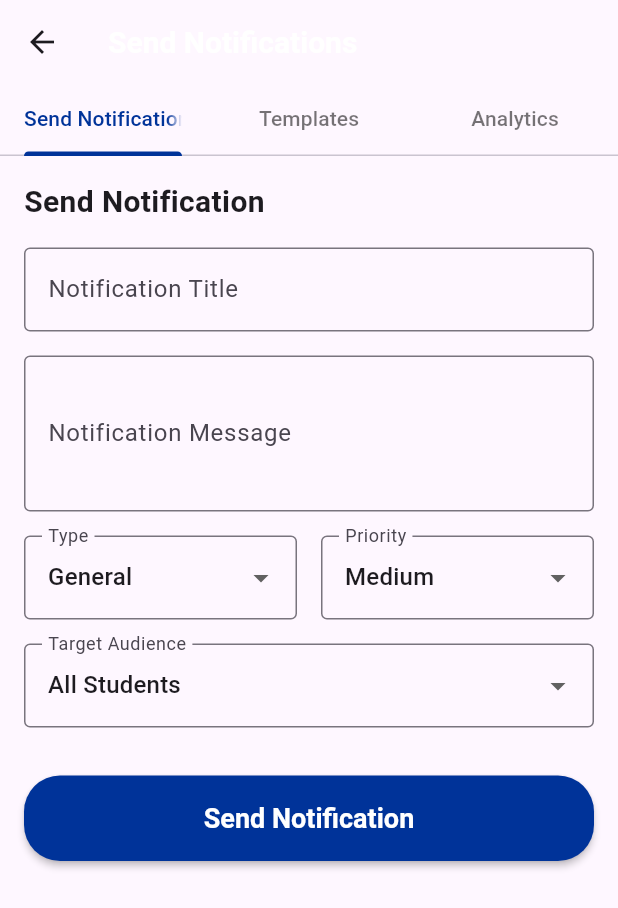
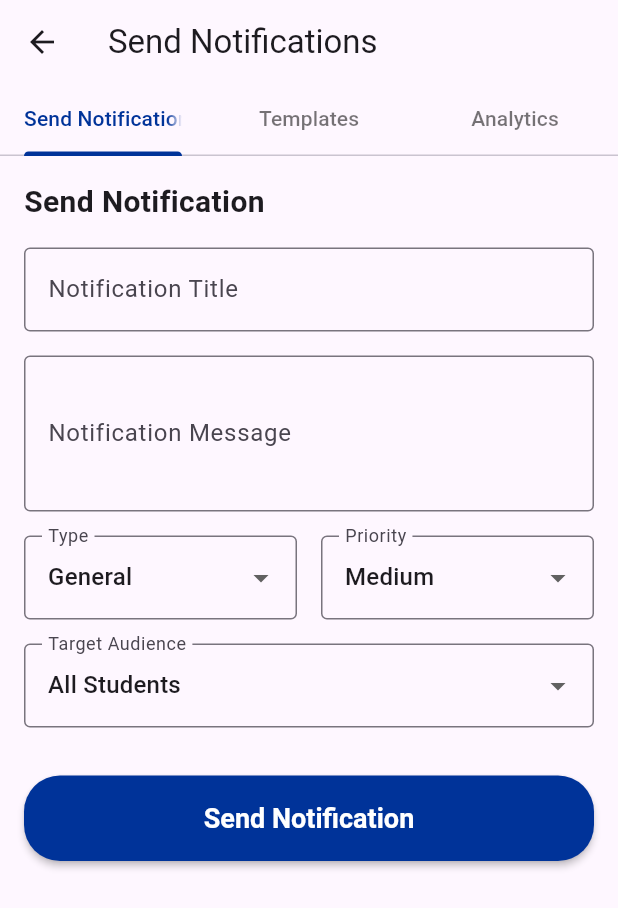
Before and after one commit to nicole-njeri/StrathUconnect, a Flutter app: the NotificationManagementScreen screen opened directly, on a phone screen of 412 x 824 dp. Shown: the top 908 px of the screen. Run offline on Flutter 3.47's test engine with Material 3 defaults, Android fonts, the phone set to English and light mode, and no system bars; our stand-ins replace cloud_firestore, firebase_auth, firebase_core, firebase_storage, flutter_map, image_picker and 2 more; accounts and stored records are empty; Roboto replaces fonts that are missing (Poppins).

Commit message:
updates notifications

```diff
--- a/lib/screens/admin/notification_management_screen.dart
+++ b/lib/screens/admin/notification_management_screen.dart
@@ -57,29 +57,7 @@ class _NotificationManagementScreenState
       length: 3,
       child: Scaffold(
         appBar: AppBar(
-          title: Row(
-            children: [
-              // If you have a logo, add it here, e.g.:
-              // SizedBox(
-              //   height: 32,
-              //   child: Padding(
-              //     padding: EdgeInsets.only(right: 8),
-              //     child: StrathmoreLogo(size: 28),
-              //   ),
-              // ),
-              Flexible(
-                child: Text(
-                  'Send Notifications',
-                  overflow: TextOverflow.ellipsis,
-                  style: TextStyle(
-                    color: Colors.white,
-                    fontWeight: FontWeight.bold,
-                    fontSize: 20,
-                  ),
-                ),
-              ),
-            ],
-          ),
+          title: const Text('Send Notifications'),
           bottom: const TabBar(
             indicatorColor: Color(0xFF003399),
             labelColor: Color(0xFF003399),
@@ -294,7 +272,7 @@ class _NotificationManagementScreenState
                 }
               },
               style: ElevatedButton.styleFrom(
-                backgroundColor: Color(0xFF003399),
+                backgroundColor: const Color(0xFF003399),
                 foregroundColor: Colors.white,
                 textStyle: const TextStyle(
                   fontWeight: FontWeight.bold,
```
Also changed, not shown: lib/screens/admin/checklist_management_screen.dart (+5 -30 lines).
